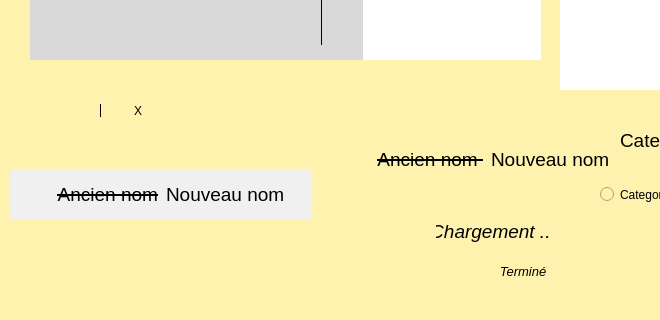
Qt form renamer.ui (Melvins45/Autorenamer) before a commit; both pictures show x 0 to 660 and y 251 to 571 of the 1220 by 571 pixel window.
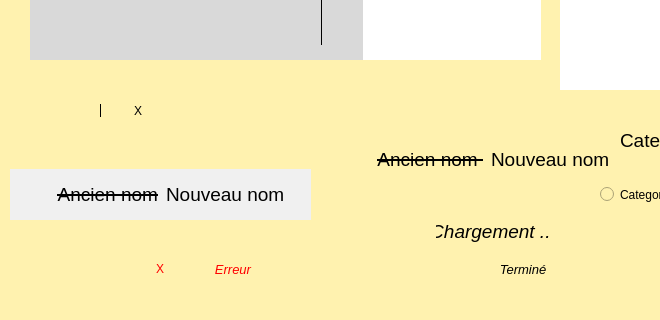
The same form after that commit. Icons and pictures are not drawn.

```diff
--- a/renamer.ui
+++ b/renamer.ui
@@ -516,7 +516,7 @@
         <x>430</x>
         <y>510</y>
         <width>150</width>
-        <height>25</height>
+        <height>20</height>
        </rect>
       </property>
       <property name="minimumSize">
@@ -528,7 +528,7 @@
       <property name="maximumSize">
        <size>
         <width>400</width>
-        <height>25</height>
+        <height>20</height>
        </size>
       </property>
       <layout class="QHBoxLayout" name="horizontalLayout_3" stretch="1,3">
@@ -839,6 +839,96 @@
        </item>
       </layout>
      </widget>
+     <widget class="QWidget" name="errorMessage" native="true">
+      <property name="geometry">
+       <rect>
+        <x>140</x>
+        <y>510</y>
+        <width>150</width>
+        <height>20</height>
+       </rect>
+      </property>
+      <property name="minimumSize">
+       <size>
+        <width>0</width>
+        <height>0</height>
+       </size>
+      </property>
+      <property name="maximumSize">
+       <size>
+        <width>300</width>
+        <height>20</height>
+       </size>
+      </property>
+      <layout class="QHBoxLayout" name="horizontalLayout_7" stretch="1,3">
+       <property name="leftMargin">
+        <number>10</number>
+       </property>
+       <property name="topMargin">
+        <number>0</number>
+       </property>
+       <property name="rightMargin">
+        <number>0</number>
+       </property>
+       <property name="bottomMargin">
+        <number>0</number>
+       </property>
+       <item>
+        <widget class="QLabel" name="errorIcon">
+         <property name="maximumSize">
+          <size>
+           <width>20</width>
+           <height>20</height>
+          </size>
+         </property>
+         <property name="font">
+          <font>
+           <pointsize>9</pointsize>
+          </font>
+         </property>
+         <property name="styleSheet">
+          <string notr="true">color: red;</string>
+         </property>
+         <property name="text">
+          <string>X</string>
+         </property>
+         <property name="alignment">
+          <set>Qt::AlignCenter</set>
+         </property>
+        </widget>
+       </item>
+       <item>
+        <widget class="QLabel" name="errorLabel">
+         <property name="sizePolicy">
+          <sizepolicy hsizetype="Ignored" vsizetype="Preferred">
+           <horstretch>0</horstretch>
+           <verstretch>0</verstretch>
+          </sizepolicy>
+         </property>
+         <property name="font">
+          <font>
+           <pointsize>10</pointsize>
+           <italic>true</italic>
+           <underline>false</underline>
+           <strikeout>false</strikeout>
+          </font>
+         </property>
+         <property name="styleSheet">
+          <string notr="true">text-decoration: none;font-style: italic;color: red;</string>
+         </property>
+         <property name="text">
+          <string>Erreur</string>
+         </property>
+         <property name="alignment">
+          <set>Qt::AlignCenter</set>
+         </property>
+         <property name="wordWrap">
+          <bool>false</bool>
+         </property>
+        </widget>
+       </item>
+      </layout>
+     </widget>
     </widget>
    </item>
   </layout>
```
